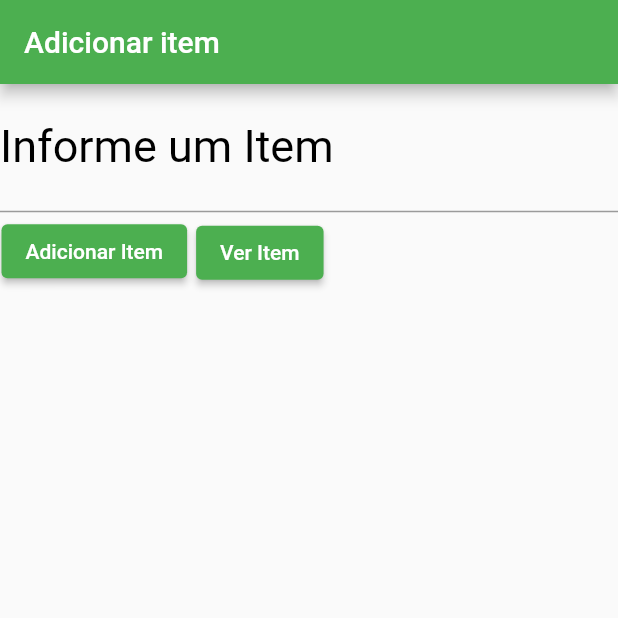
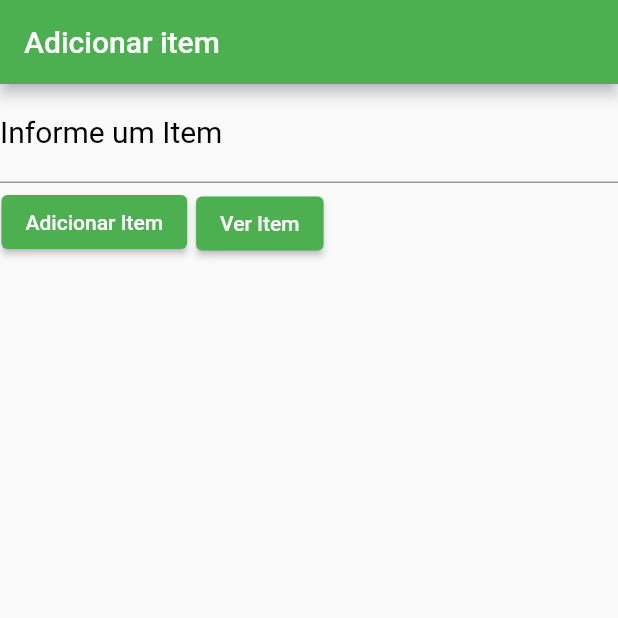
Before and after one commit to Jeniffersabrina/teste, a Flutter app: the screen it shows after launch, on a phone screen of 412 x 824 dp, the top half of it. Run offline on Flutter 3.47's test engine with Material 2 defaults, Android fonts, the phone set to English and light mode, and no system bars; our stand-ins replace cloud_firestore, firebase_core; accounts and stored records are empty.

Commit message:
mudar tamanho de letra

```diff
--- a/lib/tela_inicial.dart
+++ b/lib/tela_inicial.dart
@@ -35,7 +35,7 @@ class PrimeiraTela extends StatelessWidget{
               controller: itemClear,
               // O STYLE É UMA FORMA DE EU CONSEGUIR DEIXAR O TEXTO COM O TAMANHO DA FONTE QUE EU QUERO
               //DA COR QUE EU QUERO E TAMBEM DO ESTILO DA FONTE */
-              style: const TextStyle(color: Colors.black, fontSize:30),
+              style: const TextStyle(color: Colors.black, fontSize:20),
               //DECORATION OBTEM O INPUTDECORATION QUE NADA MAIS É O TEXTO APRESENTADO NO TEXTFIELD
               //INFORMANDO QUE ALI DEVE SER INFORMADO UM ITEM*/
               decoration: const InputDecoration(
```
